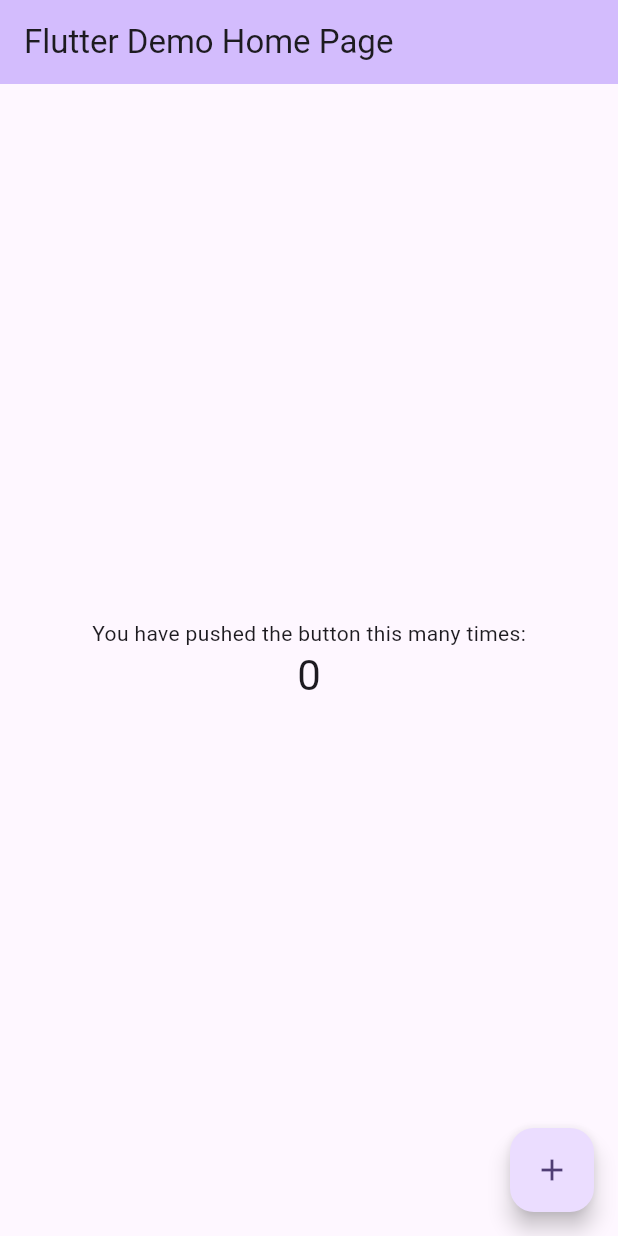
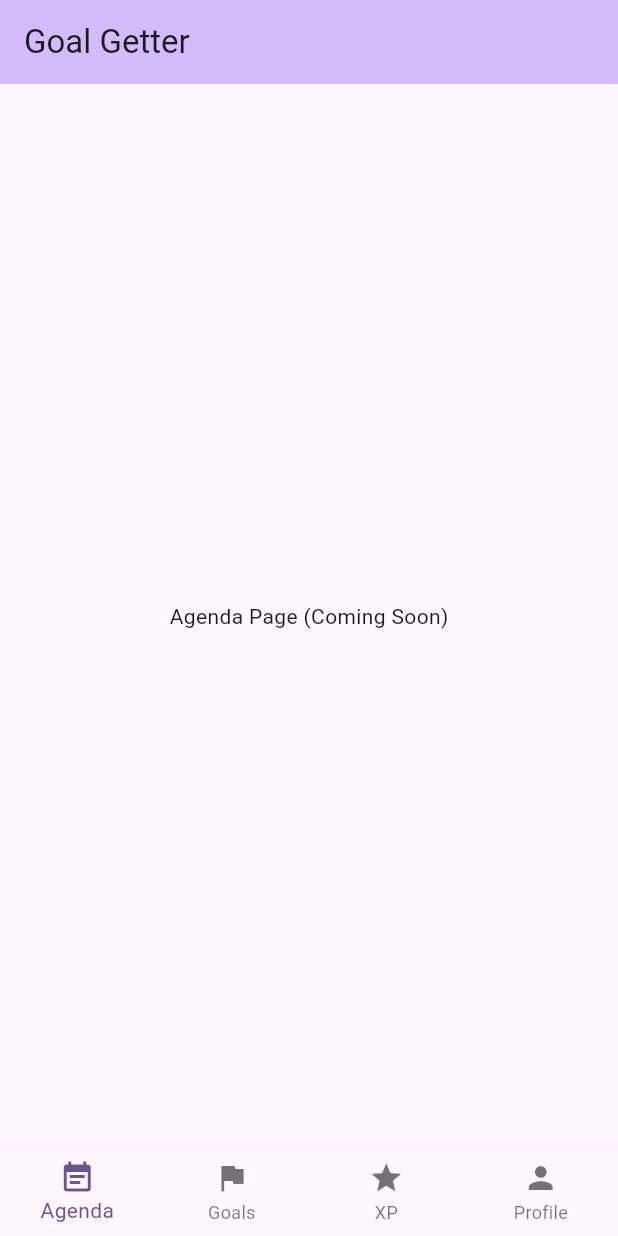
Before and after one commit to MatthewLacerda2/GoalGetter, a Flutter app: the screen it shows after launch, on a phone screen of 412 x 824 dp. Run offline on Flutter 3.47's test engine with Material 3 defaults, Android fonts, the phone set to English and light mode, and no system bars.

Commit message:
initial page

```diff
--- a/frontend/goal_getter/lib/main.dart
+++ b/frontend/goal_getter/lib/main.dart
@@ -30,7 +30,7 @@ class MyApp extends StatelessWidget {
         // tested with just a hot reload.
         colorScheme: ColorScheme.fromSeed(seedColor: Colors.deepPurple),
       ),
-      home: const MyHomePage(title: 'Flutter Demo Home Page'),
+      home: const MyHomePage(title: 'Goal Getter'),
     );
   }
 }
@@ -54,69 +54,52 @@ class MyHomePage extends StatefulWidget {
 }
 
 class _MyHomePageState extends State<MyHomePage> {
-  int _counter = 0;
+  int _selectedIndex = 0;
 
-  void _incrementCounter() {
+  static const List<Widget> _tabPages = <Widget>[
+    Center(child: Text('Agenda Page (Coming Soon)')),
+    Center(child: Text('Goals Page (Coming Soon)')),
+    Center(child: Text('XP Page (Coming Soon)')),
+    Center(child: Text('Profile Page (Coming Soon)')),
+  ];
+
+  void _onTabTapped(int index) {
     setState(() {
-      // This call to setState tells the Flutter framework that something has
-      // changed in this State, which causes it to rerun the build method below
-      // so that the display can reflect the updated values. If we changed
-      // _counter without calling setState(), then the build method would not be
-      // called again, and so nothing would appear to happen.
-      _counter++;
+      _selectedIndex = index;
     });
   }
 
   @override
   Widget build(BuildContext context) {
-    // This method is rerun every time setState is called, for instance as done
-    // by the _incrementCounter method above.
-    //
-    // The Flutter framework has been optimized to make rerunning build methods
-    // fast, so that you can just rebuild anything that needs updating rather
-    // than having to individually change instances of widgets.
     return Scaffold(
       appBar: AppBar(
-        // TRY THIS: Try changing the color here to a specific color (to
-        // Colors.amber, perhaps?) and trigger a hot reload to see the AppBar
-        // change color while the other colors stay the same.
         backgroundColor: Theme.of(context).colorScheme.inversePrimary,
-        // Here we take the value from the MyHomePage object that was created by
-        // the App.build method, and use it to set our appbar title.
         title: Text(widget.title),
       ),
-      body: Center(
-        // Center is a layout widget. It takes a single child and positions it
-        // in the middle of the parent.
-        child: Column(
-          // Column is also a layout widget. It takes a list of children and
-          // arranges them vertically. By default, it sizes itself to fit its
-          // children horizontally, and tries to be as tall as its parent.
-          //
-          // Column has various properties to control how it sizes itself and
-          // how it positions its children. Here we use mainAxisAlignment to
-          // center the children vertically; the main axis here is the vertical
-          // axis because Columns are vertical (the cross axis would be
-          // horizontal).
-          //
-          // TRY THIS: Invoke "debug painting" (choose the "Toggle Debug Paint"
-          // action in the IDE, or press "p" in the console), to see the
-          // wireframe for each widget.
-          mainAxisAlignment: MainAxisAlignment.center,
-          children: <Widget>[
-            const Text('You have pushed the button this many times:'),
-            Text(
-              '$_counter',
-              style: Theme.of(context).textTheme.headlineMedium,
-            ),
-          ],
-        ),
+      body: _tabPages[_selectedIndex],
+      bottomNavigationBar: BottomNavigationBar(
+        type: BottomNavigationBarType.fixed,
+        items: const [
+          BottomNavigationBarItem(
+            icon: Icon(Icons.event_note),
+            label: 'Agenda',
+          ),
+          BottomNavigationBarItem(
+            icon: Icon(Icons.flag),
+            label: 'Goals',
+          ),
+          BottomNavigationBarItem(
+            icon: Icon(Icons.star),
+            label: 'XP',
+          ),
+          BottomNavigationBarItem(
+            icon: Icon(Icons.person),
+            label: 'Profile',
+          ),
+        ],
+        currentIndex: _selectedIndex,
+        onTap: _onTabTapped,
       ),
-      floatingActionButton: FloatingActionButton(
-        onPressed: _incrementCounter,
-        tooltip: 'Increment',
-        child: const Icon(Icons.add),
-      ), // This trailing comma makes auto-formatting nicer for build methods.
     );
   }
 }
```
